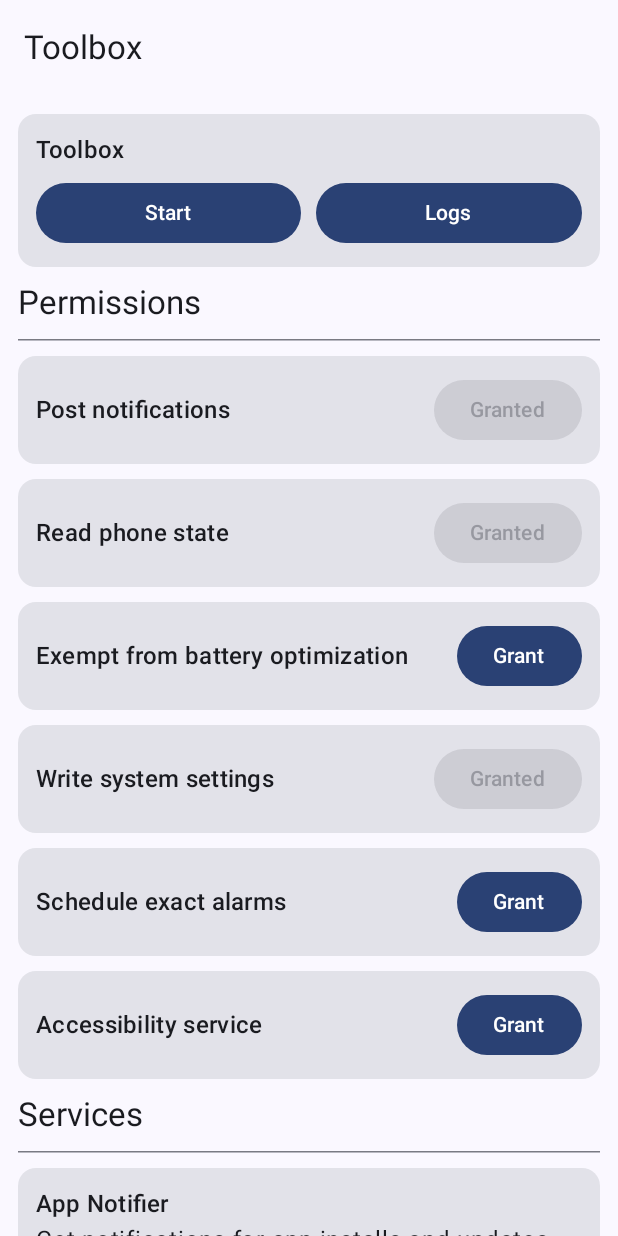
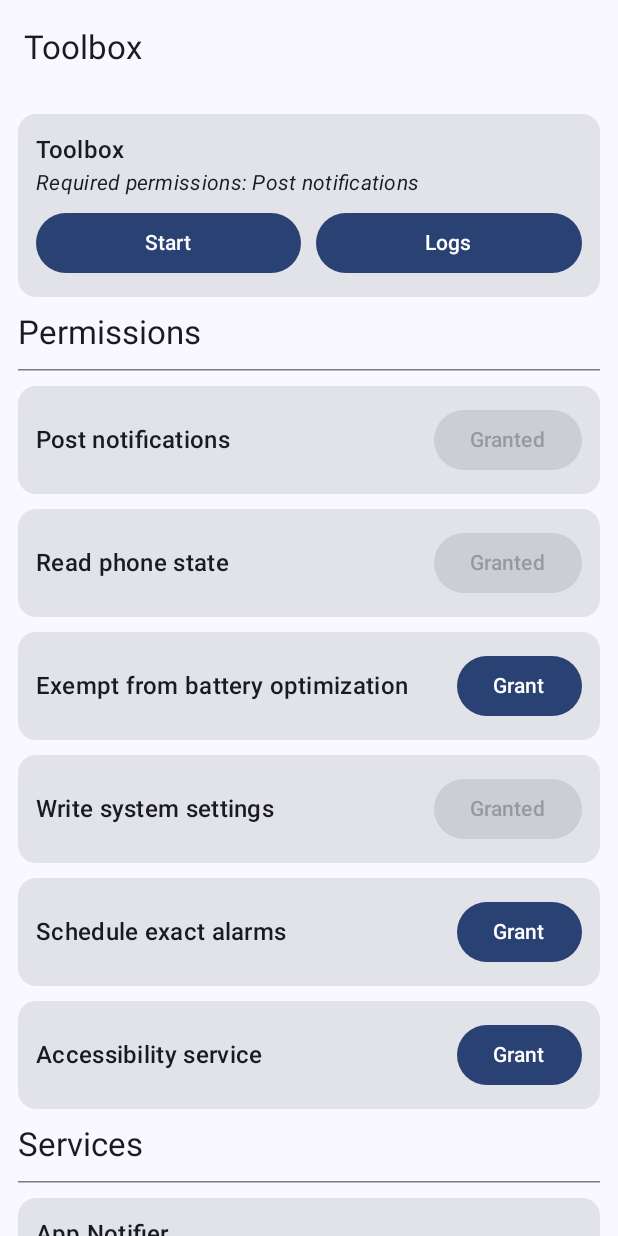
Before and after one commit to ThomasGRG/Toolbox, an Android app built with Jetpack Compose: the screen it shows after launch (MainActivity), after a tap on "Start", on a phone screen of 412 x 824 dp. Run offline under Robolectric (Android 15) with nearby library versions, the phone set to English and light mode, and no system bars; libraries missing offline, so code that uses them is left out: androidx.glance, androidx.glance.appwidget.

Commit message:
Store toolbox service enabled state in preferences

```diff
--- a/app/src/main/java/jp/ikigai/toolbox/preferences/ToolboxPreferences.kt
+++ b/app/src/main/java/jp/ikigai/toolbox/preferences/ToolboxPreferences.kt
@@ -10,6 +10,7 @@ import org.json.JSONObject
 
 object ToolboxPreferences {
     private const val PREF_NAME = "ToolboxPrefs"
+    private const val TOOLBOX_ENABLED = "toolbox_enabled"
     private const val VERSION_CODE = "version_code"
     private const val VERSION_NAME = "version_name"
 
@@ -33,6 +34,16 @@ object ToolboxPreferences {
     // AppNotifier Pref Keys
     private const val APP_NOTIFIER_ENABLED = "app_notifier_enabled"
     private const val APP_UPDATE_INFO_LIST = "app_update_info_list"
+
+    fun setToolboxEnabled(context: Context, enabled: Boolean) {
+        val prefs = context.getSharedPreferences(PREF_NAME, Context.MODE_PRIVATE)
+        prefs.edit { putBoolean(TOOLBOX_ENABLED, enabled) }
+    }
+
+    fun isToolboxEnabled(context: Context): Boolean {
+        val prefs = context.getSharedPreferences(PREF_NAME, Context.MODE_PRIVATE)
+        return prefs.getBoolean(TOOLBOX_ENABLED, false)
+    }
 
     fun setSunlightOriginalBrightnessLevel(context: Context, value: Int) {
         val prefs = context.getSharedPreferences(PREF_NAME, Context.MODE_PRIVATE)
--- a/app/src/main/java/jp/ikigai/toolbox/ui/components/ServiceCard.kt
+++ b/app/src/main/java/jp/ikigai/toolbox/ui/components/ServiceCard.kt
@@ -15,6 +15,7 @@ import androidx.compose.runtime.Composable
 import androidx.compose.ui.Alignment
 import androidx.compose.ui.Modifier
 import androidx.compose.ui.res.stringResource
+import androidx.compose.ui.text.font.FontStyle
 import androidx.compose.ui.unit.dp
 import jp.ikigai.toolbox.R
 
@@ -22,6 +23,7 @@ import jp.ikigai.toolbox.R
 fun ServiceCard(
     serviceName: String,
     serviceDesc: String?,
+    permissionList: List<String>,
     canStart: Boolean,
     isRunning: Boolean,
     startService: () -> Unit,
@@ -44,6 +46,13 @@ fun ServiceCard(
             serviceDesc?.let {
                 Text(
                     text = it,
+                )
+            }
+            if (permissionList.isNotEmpty()) {
+                Text(
+                    text = stringResource(R.string.required_permissions, permissionList.joinToString()),
+                    style = MaterialTheme.typography.bodyMedium,
+                    fontStyle = FontStyle.Italic,
                 )
             }
             Spacer(modifier = Modifier.height(6.dp))
--- a/app/src/main/java/jp/ikigai/toolbox/ui/components/SoundFixerSettingsDialog.kt
+++ b/app/src/main/java/jp/ikigai/toolbox/ui/components/SoundFixerSettingsDialog.kt
@@ -44,6 +44,7 @@ fun SoundFixerSettingsDialog(
         confirmButton = {
             Button(
                 onClick = {
+                    ToolboxPreferences.setToolboxEnabled(context, true)
                     ToolboxPreferences.setSoundFixerEnabled(context, true)
                     context.startToolboxService()
                     dismiss()
--- a/app/src/main/java/jp/ikigai/toolbox/ui/components/SunlightMonitorSettingsDialog.kt
+++ b/app/src/main/java/jp/ikigai/toolbox/ui/components/SunlightMonitorSettingsDialog.kt
@@ -255,7 +255,9 @@ fun SunlightMonitorSettingsDialog(
                                 endMinute = endTimePickerState.minute,
                             )
                         )
-                        context.startToolboxService(SunlightMonitorService.ACTION_UPDATE_THRESHOLDS)
+                        if (ToolboxPreferences.isToolboxEnabled(context)) {
+                            context.startToolboxService(SunlightMonitorService.ACTION_UPDATE_THRESHOLDS)
+                        }
                         dismiss()
                     }
                 },
--- a/app/src/main/java/jp/ikigai/toolbox/ui/screens/MainScreen.kt
+++ b/app/src/main/java/jp/ikigai/toolbox/ui/screens/MainScreen.kt
@@ -200,7 +200,7 @@ fun MainScreen() {
             dismiss = {
                 showSoundFixerSettingsDialog = false
             },
-            canStart = hasReadPhoneStatePermission,
+            canStart = hasNotificationPermission && hasReadPhoneStatePermission,
             isRunning = soundFixerState,
             selectedFileName = soundFixerRingtone,
             ringtoneExists = ringtoneExists,
@@ -250,12 +250,17 @@ fun MainScreen() {
             ServiceCard(
                 serviceName = stringResource(R.string.app_name),
                 serviceDesc = null,
+                permissionList = listOf(
+                    stringResource(R.string.post_notification)
+                ),
                 canStart = hasNotificationPermission,
                 isRunning = toolboxState,
                 startService = {
+                    ToolboxPreferences.setToolboxEnabled(context, true)
                     context.startToolboxService()
                 },
                 stopService = {
+                    ToolboxPreferences.setToolboxEnabled(context, false)
                     context.stopToolboxService(ToolboxService.ACTION_STOP)
                 },
                 serviceSettings = null,
@@ -345,9 +350,13 @@ fun MainScreen() {
             ServiceCard(
                 serviceName = stringResource(R.string.app_notifier),
                 serviceDesc = stringResource(R.string.app_notifier_desc),
+                permissionList = listOf(
+                    stringResource(R.string.post_notification)
+                ),
                 canStart = hasNotificationPermission,
                 isRunning = appNotifierState,
                 startService = {
+                    ToolboxPreferences.setToolboxEnabled(context, true)
                     ToolboxPreferences.setAppNotifierEnabled(context, true)
                     context.startToolboxService()
                 },
@@ -362,9 +371,13 @@ fun MainScreen() {
             ServiceCard(
                 serviceName = stringResource(R.string.net_speed_mon),
                 serviceDesc = stringResource(R.string.net_speed_mon_desc),
+                permissionList = listOf(
+                    stringResource(R.string.post_notification)
+                ),
                 canStart = hasNotificationPermission,
                 isRunning = netSpeedMonState,
                 startService = {
+                    ToolboxPreferences.setToolboxEnabled(context, true)
                     ToolboxPreferences.setNetSpeedMonEnabled(context, true)
                     context.startToolboxService()
                 },
@@ -379,10 +392,15 @@ fun MainScreen() {
             ServiceCard(
                 serviceName = stringResource(R.string.sound_fixer),
                 serviceDesc = stringResource(R.string.sound_fixer_desc),
-                canStart = hasReadPhoneStatePermission,
+                permissionList = listOf(
+                    stringResource(R.string.post_notification),
+                    stringResource(R.string.read_phone_state),
+                ),
+                canStart = hasNotificationPermission && hasReadPhoneStatePermission,
                 isRunning = soundFixerState,
                 startService = {
                     if (ringtoneExists) {
+                        ToolboxPreferences.setToolboxEnabled(context, true)
                         ToolboxPreferences.setSoundFixerEnabled(context, true)
                         context.startToolboxService()
                     } else {
@@ -402,13 +420,19 @@ fun MainScreen() {
             ServiceCard(
                 serviceName = stringResource(R.string.sunlight_monitor),
                 serviceDesc = stringResource(R.string.sunlight_monitor_desc),
-                canStart = canWriteSettings && canScheduleExactAlarms,
+                permissionList = listOf(
+                    stringResource(R.string.post_notification),
+                    stringResource(R.string.write_settings),
+                    stringResource(R.string.schedule_exact_alarms),
+                ),
+                canStart = hasNotificationPermission && canWriteSettings && canScheduleExactAlarms,
                 isRunning = sunlightMonitorState,
                 startService = {
                     if (
                         ToolboxPreferences.getSunlightActivateThreshold(context) != -1 &&
                         ToolboxPreferences.getSunlightDeactivateThreshold(context) != -1
                     ) {
+                        ToolboxPreferences.setToolboxEnabled(context, true)
                         ToolboxPreferences.setSunlightMonEnabled(context, true)
                         if (ToolboxPreferences.getSunlightSchedule(context).isTimeBetween()) {
                             context.startToolboxService()
--- a/app/src/main/java/jp/ikigai/toolbox/utils/ContextExtensions.kt
+++ b/app/src/main/java/jp/ikigai/toolbox/utils/ContextExtensions.kt
@@ -17,6 +17,7 @@ import java.io.File
 import java.io.FileOutputStream
 
 fun Context.startToolboxService() {
+    if (!ToolboxPreferences.isToolboxEnabled(this)) return
     startForegroundService(
         Intent(
             this,
@@ -26,6 +27,7 @@ fun Context.startToolboxService() {
 }
 
 fun Context.startToolboxService(action: String) {
+    if (!ToolboxPreferences.isToolboxEnabled(this)) return
     startForegroundService(
         Intent(
             this,
--- a/app/src/main/res/values/strings.xml
+++ b/app/src/main/res/values/strings.xml
@@ -32,6 +32,8 @@
     <string name="schedule_exact_alarms">Schedule exact alarms</string>
     <string name="accessibility_service">Accessibility service</string>
     <string name="accessibility_service_desc">This widget requires accessibility service to be enabled</string>
+
+    <string name="required_permissions">Required permissions: %s</string>
 
     <string name="select_ringtone">Select ringtone</string>
     <string name="no_ringtone_selected">No ringtone selected</string>
```
